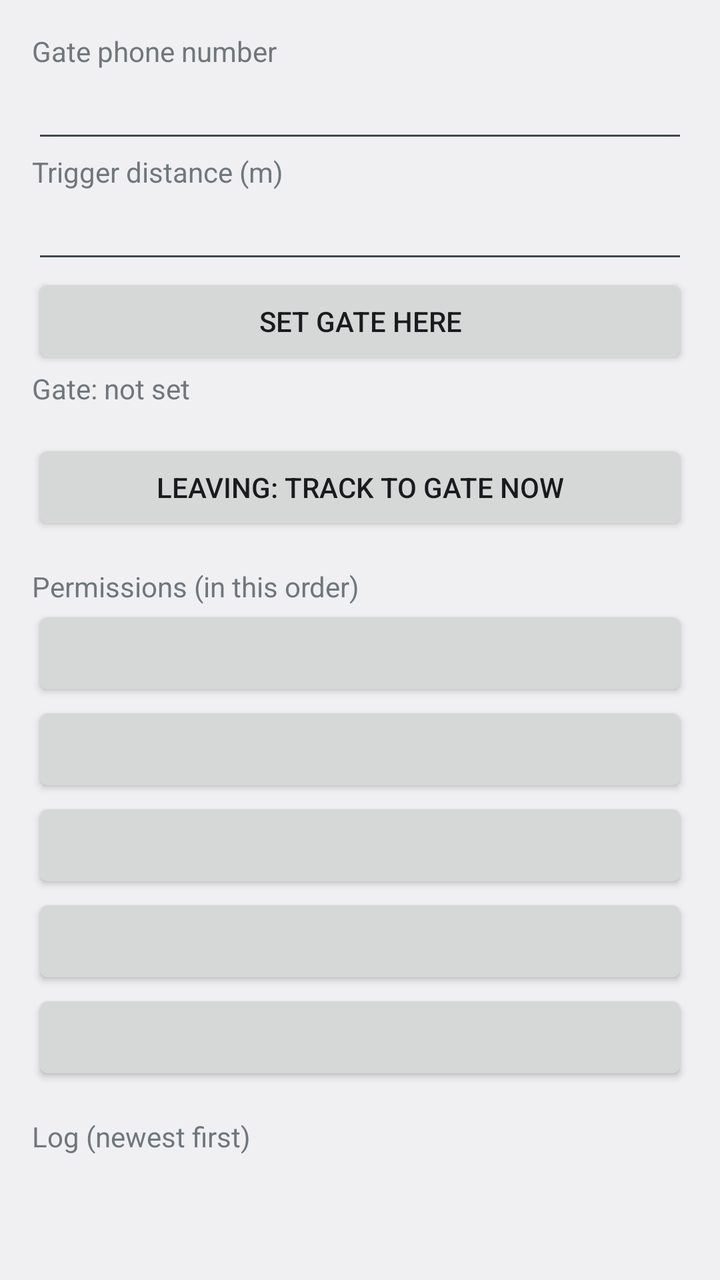
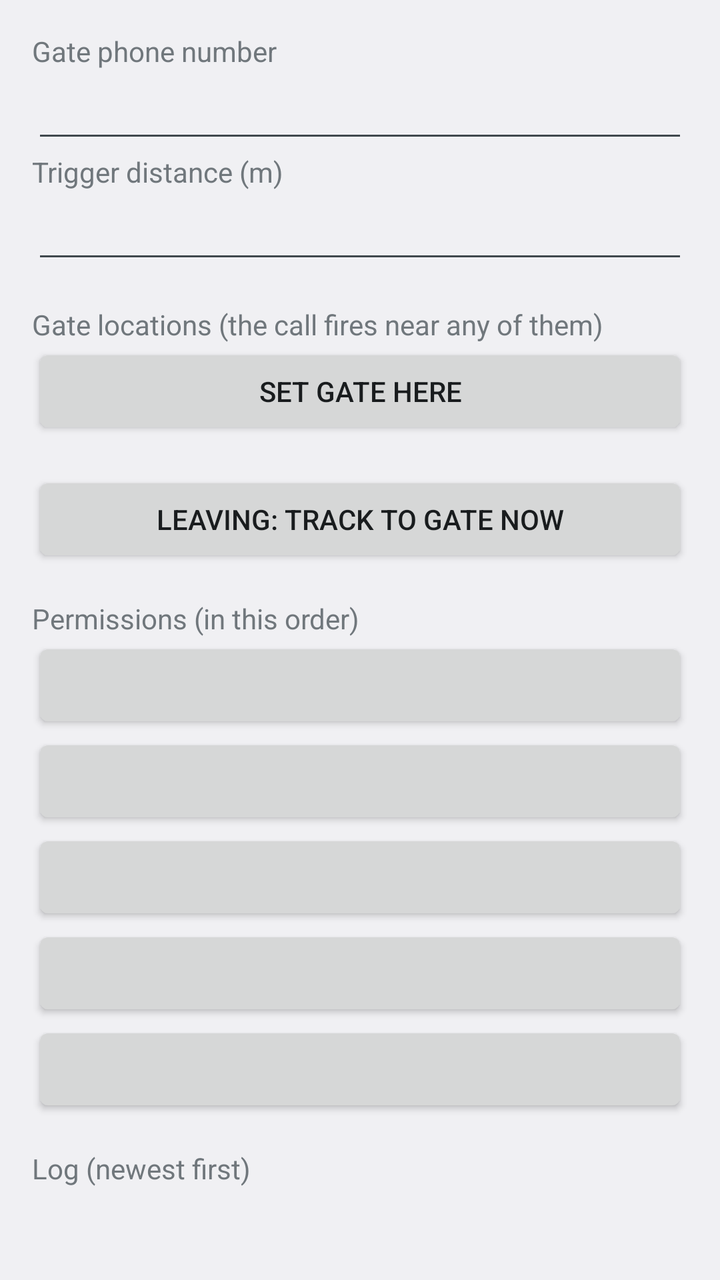

The first picture is an Android layout as it rendered before a commit; the second is the same layout after the commit. The layout source and the unified diff follow.
<!-- AndroidManifest.xml: application theme android:Theme.DeviceDefault.DayNight -->
<!-- res/layout/main.xml -->
<?xml version="1.0" encoding="utf-8"?>
<ScrollView xmlns:android="http://schemas.android.com/apk/res/android"
    android:layout_width="match_parent"
    android:layout_height="match_parent">

    <LinearLayout
        android:layout_width="match_parent"
        android:layout_height="wrap_content"
        android:orientation="vertical"
        android:padding="16dp">

        <TextView
            android:layout_width="wrap_content"
            android:layout_height="wrap_content"
            android:text="Gate phone number" />

        <EditText
            android:id="@+id/number"
            android:layout_width="match_parent"
            android:layout_height="wrap_content"
            android:importantForAutofill="no"
            android:inputType="phone" />

        <TextView
            android:layout_width="wrap_content"
            android:layout_height="wrap_content"
            android:text="Trigger distance (m)" />

        <EditText
            android:id="@+id/trigger"
            android:layout_width="match_parent"
            android:layout_height="wrap_content"
            android:importantForAutofill="no"
            android:inputType="numberDecimal" />

        <Button
            android:id="@+id/setGate"
            android:layout_width="match_parent"
            android:layout_height="wrap_content"
            android:text="Set gate here" />

        <TextView
            android:id="@+id/gateStatus"
            android:layout_width="wrap_content"
            android:layout_height="wrap_content"
            android:text="Gate: not set" />

        <Button
            android:id="@+id/track"
            android:layout_width="match_parent"
            android:layout_height="wrap_content"
            android:layout_marginTop="16dp"
            android:text="Leaving: track to gate now" />

        <TextView
            android:layout_width="wrap_content"
            android:layout_height="wrap_content"
            android:layout_marginTop="16dp"
            android:text="Permissions (in this order)" />

        <Button
            android:id="@+id/permLocation"
            android:layout_width="match_parent"
            android:layout_height="wrap_content" />

        <Button
            android:id="@+id/permBackground"
            android:layout_width="match_parent"
            android:layout_height="wrap_content" />

        <Button
            android:id="@+id/permPhone"
            android:layout_width="match_parent"
            android:layout_height="wrap_content" />

        <Button
            android:id="@+id/permNotify"
            android:layout_width="match_parent"
            android:layout_height="wrap_content" />

        <Button
            android:id="@+id/permBattery"
            android:layout_width="match_parent"
            android:layout_height="wrap_content" />

        <TextView
            android:layout_width="wrap_content"
            android:layout_height="wrap_content"
            android:layout_marginTop="16dp"
            android:text="Log (newest first)" />

        <TextView
            android:id="@+id/log"
            android:layout_width="match_parent"
            android:layout_height="wrap_content"
            android:textIsSelectable="true"
            android:textSize="11sp"
            android:typeface="monospace" />
    </LinearLayout>
</ScrollView>
<!-- resources referenced by this layout -->
<resources>

</resources>

<!-- the commit's change to res/layout/main.xml (unified diff, before → after) -->
@@ -33,17 +33,30 @@
             android:importantForAutofill="no"
             android:inputType="numberDecimal" />
 
+        <TextView
+            android:layout_width="wrap_content"
+            android:layout_height="wrap_content"
+            android:layout_marginTop="16dp"
+            android:text="Gate locations (the call fires near any of them)" />
+
+        <LinearLayout
+            android:id="@+id/points"
+            android:layout_width="match_parent"
+            android:layout_height="wrap_content"
+            android:orientation="vertical" />
+
         <Button
             android:id="@+id/setGate"
             android:layout_width="match_parent"
             android:layout_height="wrap_content"
             android:text="Set gate here" />
 
-        <TextView
-            android:id="@+id/gateStatus"
-            android:layout_width="wrap_content"
+        <ProgressBar
+            android:id="@+id/progress"
+            style="?android:attr/progressBarStyleHorizontal"
+            android:layout_width="match_parent"
             android:layout_height="wrap_content"
-            android:text="Gate: not set" />
+            android:visibility="gone" />
 
         <Button
             android:id="@+id/track"
